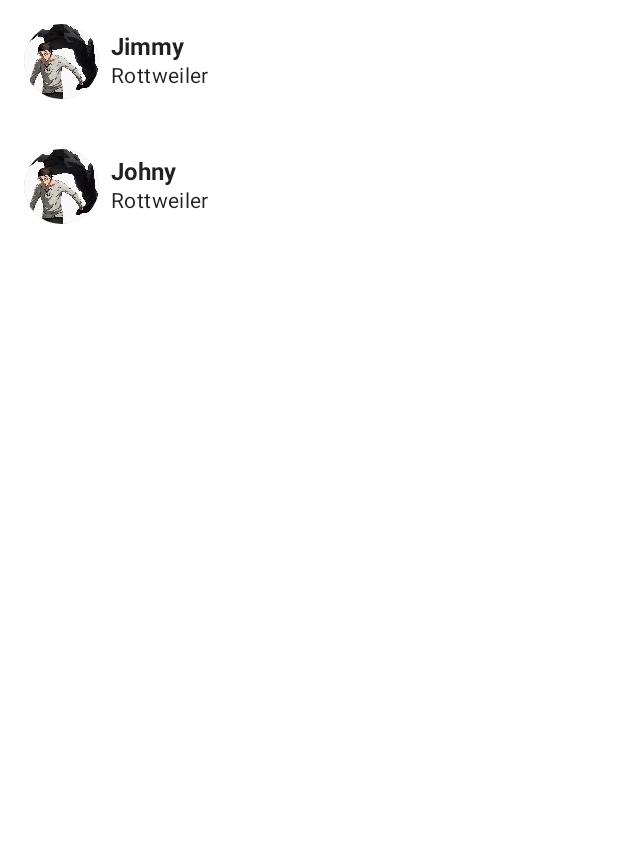
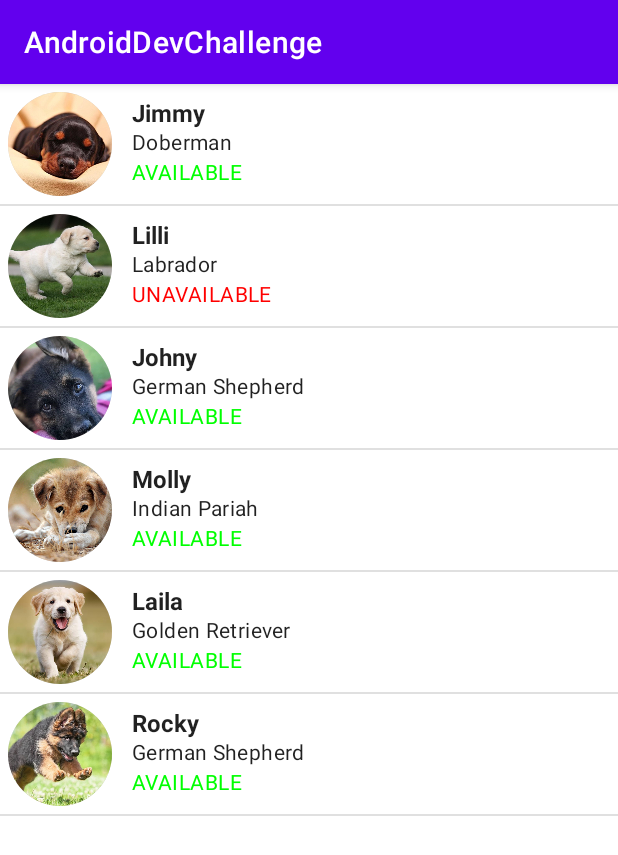
Before and after one commit to vichustephen/compose-week-1-puppy-adoption, an Android app built with Jetpack Compose: the screen it shows after launch (MainActivity), on a phone screen of 412 x 824 dp. Shown: the top 855 px of the screen. Run offline under Robolectric (Android 15) with nearby library versions, the phone set to English and light mode, and no system bars.

Commit message:
completed main page design

```diff
--- a/app/src/main/java/com/example/androiddevchallenge/MainActivity.kt
+++ b/app/src/main/java/com/example/androiddevchallenge/MainActivity.kt
@@ -18,34 +18,28 @@ package com.example.androiddevchallenge
 import android.os.Bundle
 import androidx.activity.compose.setContent
 import androidx.appcompat.app.AppCompatActivity
-import androidx.compose.foundation.layout.Column
 import androidx.compose.foundation.layout.fillMaxWidth
 import androidx.compose.foundation.lazy.LazyColumn
 import androidx.compose.foundation.lazy.items
+import androidx.compose.foundation.lazy.itemsIndexed
 import androidx.compose.material.Divider
 import androidx.compose.material.MaterialTheme
 import androidx.compose.material.Surface
-import androidx.compose.material.Text
 import androidx.compose.runtime.Composable
 import androidx.compose.ui.Modifier
-import androidx.compose.ui.graphics.Color
-import androidx.compose.ui.tooling.preview.Preview
-import androidx.compose.ui.unit.dp
+import com.example.androiddevchallenge.data.puppyData
 import com.example.androiddevchallenge.models.Puppy
 import com.example.androiddevchallenge.ui.theme.MyTheme
 import com.example.androiddevchallenge.ui.theme.PuppyListItem
 
 class MainActivity : AppCompatActivity() {
-    val puppies: MutableList<Puppy> = mutableListOf<Puppy>()
     override fun onCreate(savedInstanceState: Bundle?) {
         super.onCreate(savedInstanceState)
         setContent {
             MyTheme {
-                MyApp(puppies)
+                MyApp(puppyData)
             }
         }
-        puppies.add(Puppy("Jimmy","Rottweiler",2,"Empty"))
-        puppies.add(Puppy("Johny","Rottweiler",2,"Empty"))
     }
 }
 
@@ -54,12 +48,10 @@ class MainActivity : AppCompatActivity() {
 fun MyApp(puppies: List<Puppy>) {
     Surface(color = MaterialTheme.colors.background) {
         LazyColumn(Modifier.fillMaxWidth()) {
-//            puppies.forEach{ puppy ->
-//                PuppyListItem(puppy = puppy)
-//            }
-            items(puppies){ item: Puppy ->
-                PuppyListItem(puppy = item)
-                Divider(color = Color.White)
+
+            itemsIndexed(puppies){ index,item: Puppy, ->
+                PuppyListItem(puppy = item,index)
+                Divider()
             }
         }
         //Text(text = "Ready... Set... GO!")
--- a/app/src/main/java/com/example/androiddevchallenge/PuppyView.kt
+++ b/app/src/main/java/com/example/androiddevchallenge/PuppyView.kt
@@ -1,5 +1,6 @@
 package com.example.androiddevchallenge.ui.theme
 
+import android.content.Intent
 import androidx.compose.foundation.Image
 import androidx.compose.foundation.clickable
 import androidx.compose.foundation.isSystemInDarkTheme
@@ -13,23 +14,32 @@ import androidx.compose.runtime.Composable
 import androidx.compose.ui.Alignment
 import androidx.compose.ui.Modifier
 import androidx.compose.ui.draw.clip
+import androidx.compose.ui.graphics.Color
 import androidx.compose.ui.layout.ContentScale
+import androidx.compose.ui.platform.LocalContext
 import androidx.compose.ui.res.painterResource
 import androidx.compose.ui.text.font.FontWeight
 import androidx.compose.ui.unit.dp
+import androidx.core.content.ContextCompat.startActivity
+import com.example.androiddevchallenge.MainActivity
+import com.example.androiddevchallenge.PuppyDetailsActivity
 import com.example.androiddevchallenge.R
+import com.example.androiddevchallenge.data.Status
 import com.example.androiddevchallenge.models.Puppy
 
 
 @Composable
- fun PuppyListItem(puppy: Puppy){
-    Row(modifier = Modifier.padding(16.dp)
-        .clickable(onClick = { })
+ fun PuppyListItem(puppy: Puppy,index:Int){
+    val context = LocalContext.current;
+    Row(modifier = Modifier
+        .clickable(onClick = { val intent = Intent(context, PuppyDetailsActivity::class.java)
+            intent.putExtra("Index",index)
+            context.startActivity(intent)})
         .fillMaxWidth()) {
-        Surface(modifier = Modifier.size(50.dp),
+        Surface(modifier = Modifier.size(80.dp).padding(5.dp),
             shape = CircleShape,
             color = MaterialTheme.colors.onSurface.copy(alpha = 0.2f)) {
-            Image(painter = painterResource(id = R.drawable.eren_s4),
+            Image(painter = painterResource(id = puppy.Image),
                 contentDescription = null,
                 contentScale = ContentScale.Crop)
         }
@@ -39,6 +49,7 @@ import com.example.androiddevchallenge.models.Puppy
             .align(Alignment.CenterVertically)) {
             Text(text = puppy.Name, fontWeight = FontWeight.Bold)
             Text(text = puppy.Breed, style = MaterialTheme.typography.body2)
+            Text(text = puppy.Status.toString(), style = MaterialTheme.typography.body2,color =if(puppy.Status == Status.AVAILABLE) Color.Green else Color.Red)
         }
     }
 }
--- /dev/null
+++ b/app/src/main/java/com/example/androiddevchallenge/data/SampleData.kt
@@ -0,0 +1,37 @@
+package com.example.androiddevchallenge.data
+
+import com.example.androiddevchallenge.R
+import com.example.androiddevchallenge.models.Puppy
+
+enum class Gender{
+    MALE,
+    FEMALE
+}enum class Status{
+    AVAILABLE,
+    UNAVAILABLE
+}
+ val puppyData = listOf<Puppy>(
+     Puppy("Jimmy","Doberman",
+        "2 months old", R.drawable.doberman,Gender.MALE,Status.AVAILABLE,"Madurai",
+         ""),
+     Puppy("Lilli","Labrador",
+        "24 Days old",R.drawable.labrador,Gender.FEMALE,Status.UNAVAILABLE,"Coimbatore",
+         "Lovely Lilli, a Labrador-mix girl, is another abandoned baby at the Sanjay Gandhi Animal Care Centre, " +
+                 "Raja Garden, Coimbatore, waiting for loving family to take her home. "),
+     Puppy("Johny","German Shepherd",
+        "2 Months old",R.drawable.german_shephered_puppy,Gender.MALE,Status.AVAILABLE,"Chennai  ",
+         "This sweet boy is presently living with the family that rescued him. He was found on a Delhi road being attacked by other dogs. " +
+                 "These kind people brought him home to safety. "),
+     Puppy("Molly","Indian Pariah",
+        "2 Months old",R.drawable.puppy_grass,Gender.FEMALE,Status.AVAILABLE,"Coimbatore",
+         "Molly is a very nice girl. He's playful and friendly, and he's currently looking for a forever home where he gets the love, " +
+                 "plus the treatos. If you feel you are the one please come forward."),
+     Puppy("Laila","Golden Retriever",
+        "20 Days old",R.drawable.goldie,Gender.FEMALE,Status.AVAILABLE,"Kochi",
+         "Laila is a very nice girl. She's playful and friendly, and she's currently looking for a forever home where she gets the love, plus the treatos. " +
+                 "If you feel you are the one please come forward."),
+     Puppy("Rocky","German Shepherd",
+        "1 Month old",R.drawable.young_german_shepherd,Gender.MALE,Status.AVAILABLE,"Delhi",
+         "German Shepherd boy Rocky was abandoned by unknown persons somewhere in Delhi, and brought at the Sanjay Gandhi animal shelter Raja Garden, " +
+                 "New Delhi. He has wounds on both his front paws, which are healing. Rocky is extremely friendly and gentle."),
+ )
--- a/app/src/main/java/com/example/androiddevchallenge/models/Puppy.kt
+++ b/app/src/main/java/com/example/androiddevchallenge/models/Puppy.kt
@@ -1,3 +1,8 @@
 package com.example.androiddevchallenge.models
 
-data class Puppy(var Name: String, var Breed: String, var Age:Int, var Image: String )
+import com.example.androiddevchallenge.data.Gender
+import com.example.androiddevchallenge.data.Status
+
+data class Puppy(var Name: String, var Breed: String,
+                 var Age:String, var Image: Int, var Gender: Gender,
+                 var Status:Status, var City: String, var Description: String)
```
Also changed, not shown: app/src/main/AndroidManifest.xml (+5 -13 lines), app/src/main/java/com/example/androiddevchallenge/PuppyDetailsActivity.kt (added, +36 -0 lines), app/src/main/res/drawable-mdpi/doberman.jpg (added), app/src/main/res/drawable-mdpi/german_shephered_puppy.jpg (added), app/src/main/res/drawable-mdpi/goldie.jpg (added), app/src/main/res/drawable-mdpi/labrador.jpg (added), app/src/main/res/drawable-mdpi/young_german_shepherd.jpg (added), app/src/main/res/drawable/puppy_grass.jpg (added).
